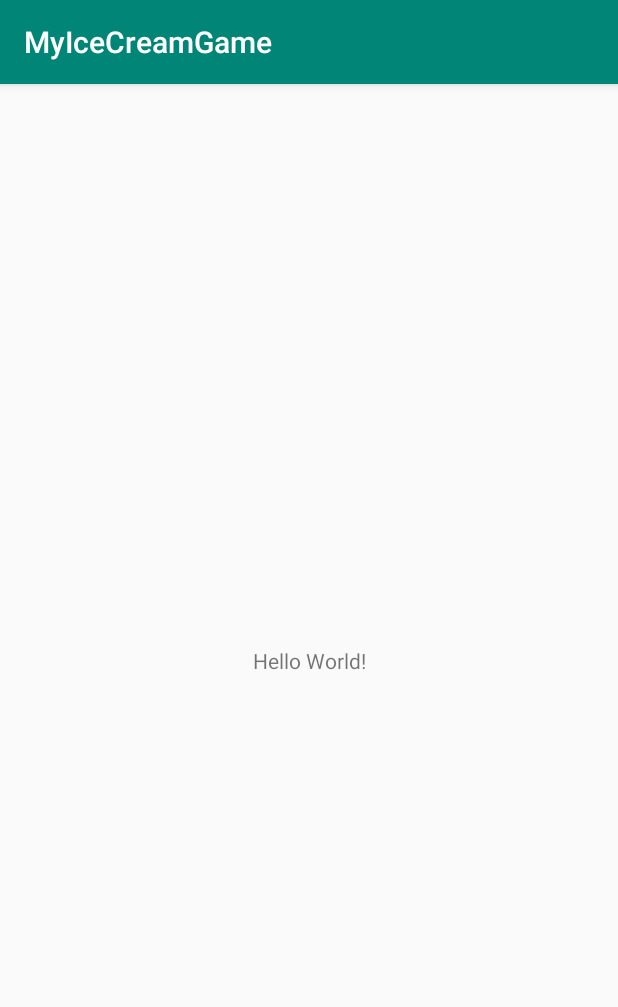
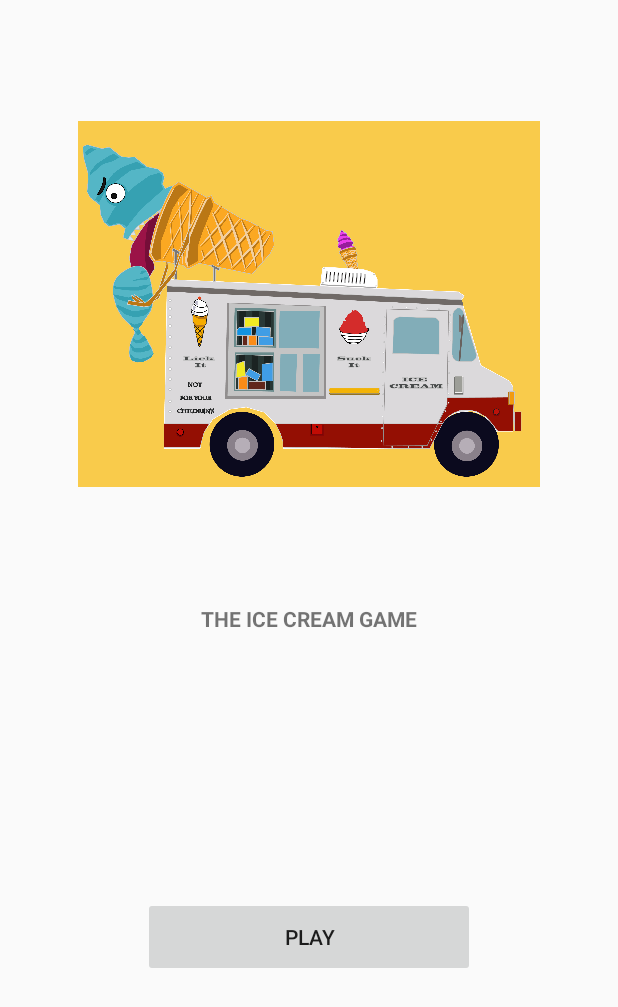
Before and after one commit to hendaniel/VideoGameIceCream, an Android app: the screen it shows after launch (MainActivity), on a phone screen of 412 x 824 dp. Shown: the top 1007 px of the screen. Run offline under Robolectric (Android 15) with nearby library versions, the phone set to English and light mode, and no system bars.

Commit message:
Creation of the menu

```diff
--- a/app/src/main/AndroidManifest.xml
+++ b/app/src/main/AndroidManifest.xml
@@ -4,11 +4,14 @@
 
     <application
         android:allowBackup="true"
+        android:hardwareAccelerated="false"
         android:icon="@mipmap/ic_launcher"
         android:label="@string/app_name"
+        android:largeHeap="true"
         android:roundIcon="@mipmap/ic_launcher_round"
         android:supportsRtl="true"
         android:theme="@style/AppTheme">
+        <activity android:name=".GamePlay"></activity>
         <activity android:name=".MainActivity">
             <intent-filter>
                 <action android:name="android.intent.action.MAIN" />
--- a/app/src/main/res/layout/activity_main.xml
+++ b/app/src/main/res/layout/activity_main.xml
@@ -4,15 +4,53 @@
     xmlns:tools="http://schemas.android.com/tools"
     android:layout_width="match_parent"
     android:layout_height="match_parent"
-    tools:context=".MainActivity">
+    tools:context=".MainActivity"
+    >
 
     <TextView
+        android:id="@+id/tvGameTitle"
         android:layout_width="wrap_content"
         android:layout_height="wrap_content"
-        android:text="Hello World!"
+        android:text="THE ICE CREAM GAME"
+        android:textAllCaps="false"
+        android:textStyle="bold"
         app:layout_constraintBottom_toBottomOf="parent"
         app:layout_constraintLeft_toLeftOf="parent"
         app:layout_constraintRight_toRightOf="parent"
         app:layout_constraintTop_toTopOf="parent" />
 
+    <ImageView
+        android:id="@+id/imageView"
+        android:layout_width="0dp"
+        android:layout_height="wrap_content"
+        android:layout_marginStart="52dp"
+        android:layout_marginLeft="52dp"
+        android:layout_marginTop="80dp"
+        android:layout_marginEnd="52dp"
+        android:layout_marginRight="52dp"
+        android:layout_marginBottom="78dp"
+        android:adjustViewBounds="true"
+        android:contentDescription="Image of the game"
+        app:layout_constraintBottom_toTopOf="@+id/tvGameTitle"
+        app:layout_constraintEnd_toEndOf="parent"
+        app:layout_constraintStart_toStartOf="parent"
+        app:layout_constraintTop_toTopOf="parent"
+        app:srcCompat="@drawable/icecmenu" />
+
+    <Button
+        android:id="@+id/btnPlayGame"
+        android:layout_width="221dp"
+        android:layout_height="53dp"
+        android:layout_marginStart="8dp"
+        android:layout_marginLeft="8dp"
+        android:layout_marginTop="153dp"
+        android:layout_marginEnd="8dp"
+        android:layout_marginRight="8dp"
+        android:layout_marginBottom="150dp"
+        android:text="PLAY"
+        app:layout_constraintBottom_toBottomOf="parent"
+        app:layout_constraintEnd_toEndOf="parent"
+        app:layout_constraintStart_toStartOf="parent"
+        app:layout_constraintTop_toBottomOf="@+id/tvGameTitle" />
+
 </android.support.constraint.ConstraintLayout>
--- a/app/src/main/res/values/colors.xml
+++ b/app/src/main/res/values/colors.xml
@@ -1,6 +1,6 @@
 <?xml version="1.0" encoding="utf-8"?>
 <resources>
-    <color name="colorPrimary">#008577</color>
+    <color name="colorPrimary">#DC22EB</color>
     <color name="colorPrimaryDark">#00574B</color>
     <color name="colorAccent">#D81B60</color>
 </resources>
--- a/app/src/main/res/values/styles.xml
+++ b/app/src/main/res/values/styles.xml
@@ -1,11 +1,15 @@
 <resources>
 
-    <!-- Base application theme. -->
+    <!-- General Theme of the app -->
     <style name="AppTheme" parent="Theme.AppCompat.Light.DarkActionBar">
-        <!-- Customize your theme here. -->
+        <item name="windowActionBar">false</item>
+        <item name="android:windowFullscreen">true</item>
+        <item name="android:windowContentOverlay">@null</item>
         <item name="colorPrimary">@color/colorPrimary</item>
         <item name="colorPrimaryDark">@color/colorPrimaryDark</item>
         <item name="colorAccent">@color/colorAccent</item>
+        <item name="windowNoTitle">true</item>
+
     </style>
 
 </resources>
```
Also changed, not shown: app/src/main/java/co/devbeerloper/myicecreamgame/GamePlay.java (added, +13 -0 lines), app/src/main/java/co/devbeerloper/myicecreamgame/GameSurfaceView.java (added, +25 -0 lines), app/src/main/java/co/devbeerloper/myicecreamgame/MainActivity.java (+15 -0 lines), app/src/main/res/layout/activity_game_play.xml (added, +9 -0 lines), app/src/main/res/drawable-v24/icecmenu.png (added), app/src/main/res/drawable-v24/icecreamcar.png (added), app/src/main/res/drawable-v24/kid.png (added).
